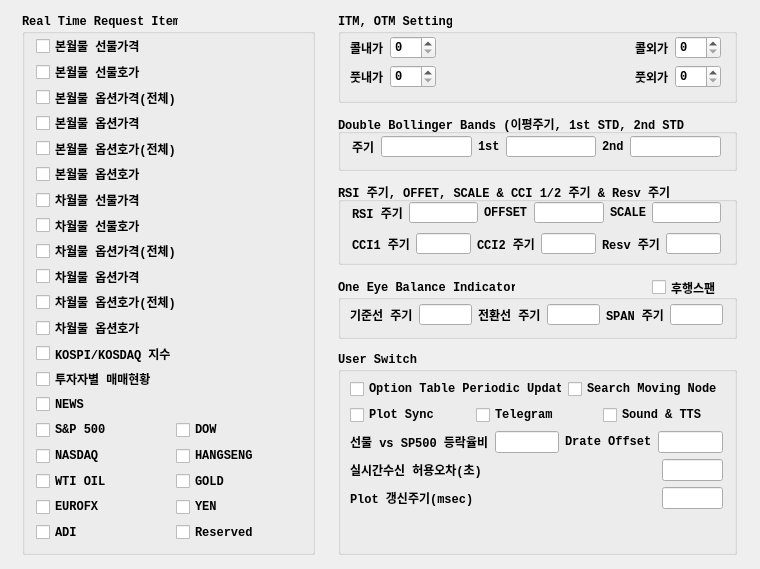
The window that UI/realtimeitem.ui (skygoldfish/SkyBot) describes before a commit, drawn with Qt 5.
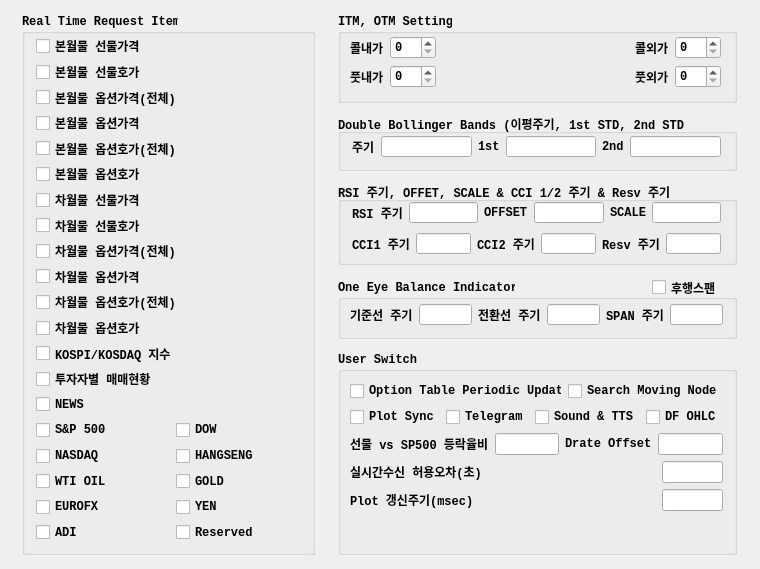
The same window after the commit.

Commit message: 소스정리

Patch:
```diff
--- a/UI/realtimeitem.ui
+++ b/UI/realtimeitem.ui
@@ -653,13 +653,11 @@
     <property name="geometry">
      <rect>
       <x>12</x>
-      <y>27</y>
+      <y>29</y>
       <width>373</width>
-      <height>133</height>
+      <height>131</height>
      </rect>
     </property>
-    <layout class="QVBoxLayout" name="verticalLayout_4">
-     <item>
       <layout class="QVBoxLayout" name="verticalLayout_3">
        <item>
         <layout class="QHBoxLayout" name="horizontalLayout_10">
@@ -702,7 +700,12 @@
            </property>
           </widget>
          </item>
-        </layout>
+       <item>
+        <widget class="QCheckBox" name="checkBox_df_ohlc">
+         <property name="text">
+          <string>DF OHLC</string>
+         </property>
+        </widget>
        </item>
       </layout>
      </item>
```
Lines whose indentation alone changed are shown as unchanged. The commit also changes 2 other files.
